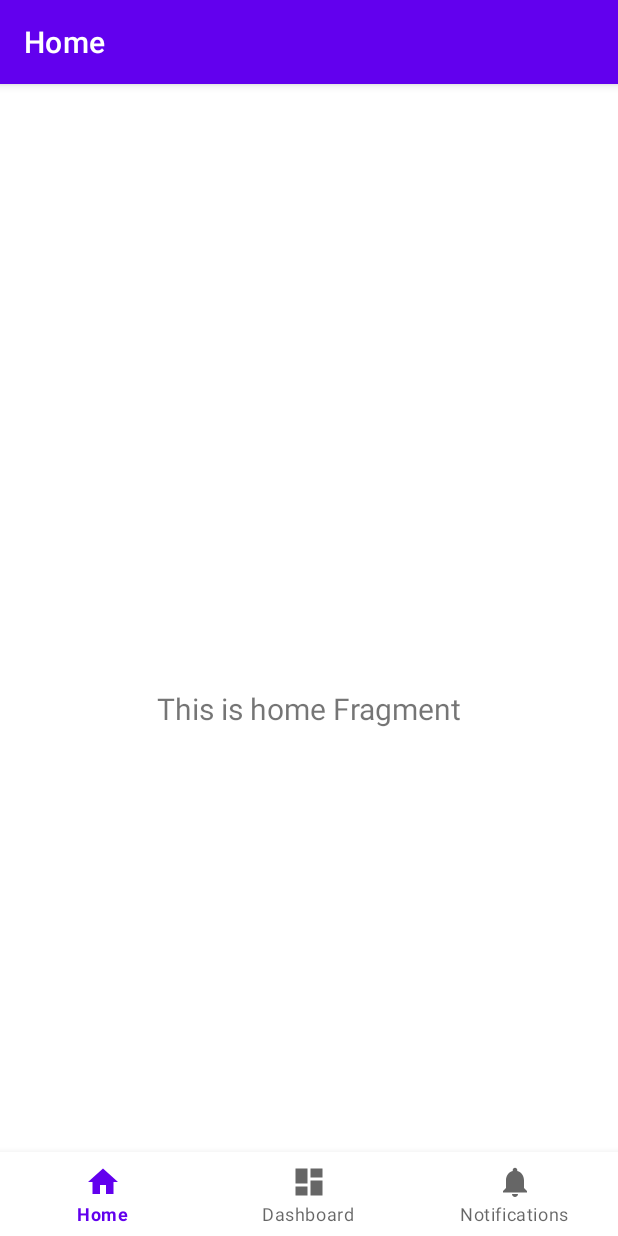
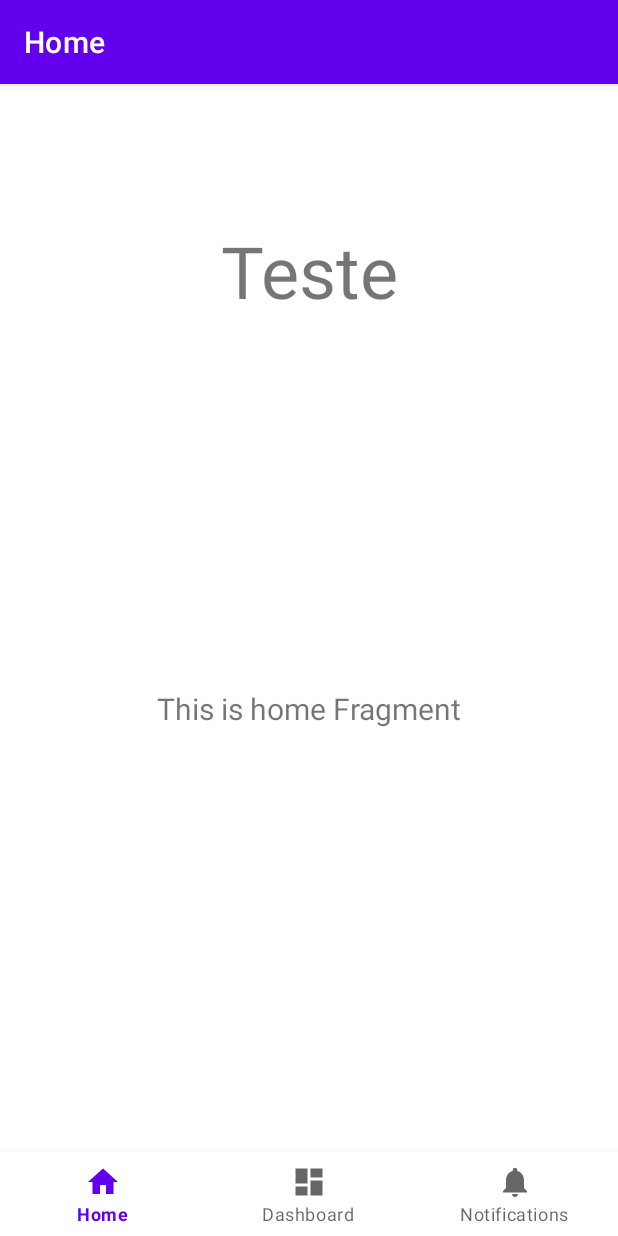
Before and after one commit to BetoGJ/MemoriaViva, an Android app: the screen it shows after launch (MainActivity), on a phone screen of 412 x 824 dp. Run offline under Robolectric (Android 15) with nearby library versions, the phone set to English and light mode, and no system bars; our stand-ins replace navigation-ui.

Commit message:
Primeiro AAAAAAA

```diff
--- a/app/src/main/res/layout/activity_main.xml
+++ b/app/src/main/res/layout/activity_main.xml
@@ -1,6 +1,7 @@
 <?xml version="1.0" encoding="utf-8"?>
 <androidx.constraintlayout.widget.ConstraintLayout xmlns:android="http://schemas.android.com/apk/res/android"
     xmlns:app="http://schemas.android.com/apk/res-auto"
+    xmlns:tools="http://schemas.android.com/tools"
     android:id="@+id/container"
     android:layout_width="match_parent"
     android:layout_height="match_parent"
@@ -10,8 +11,6 @@
         android:id="@+id/nav_view"
         android:layout_width="0dp"
         android:layout_height="wrap_content"
-        android:layout_marginStart="0dp"
-        android:layout_marginEnd="0dp"
         android:background="?android:attr/windowBackground"
         app:layout_constraintBottom_toBottomOf="parent"
         app:layout_constraintLeft_toLeftOf="parent"
@@ -30,4 +29,17 @@
         app:layout_constraintTop_toTopOf="parent"
         app:navGraph="@navigation/mobile_navigation" />
 
+    <TextView
+        android:id="@+id/textView"
+        android:layout_width="wrap_content"
+        android:layout_height="wrap_content"
+        android:layout_marginBottom="611dp"
+        android:text="Teste"
+        android:textSize="48sp"
+        app:layout_constraintBottom_toBottomOf="@+id/nav_view"
+        app:layout_constraintEnd_toEndOf="parent"
+        app:layout_constraintStart_toStartOf="parent"
+        app:layout_constraintTop_toTopOf="parent"
+        app:layout_constraintVertical_bias="1.0" />
+
 </androidx.constraintlayout.widget.ConstraintLayout>
```
